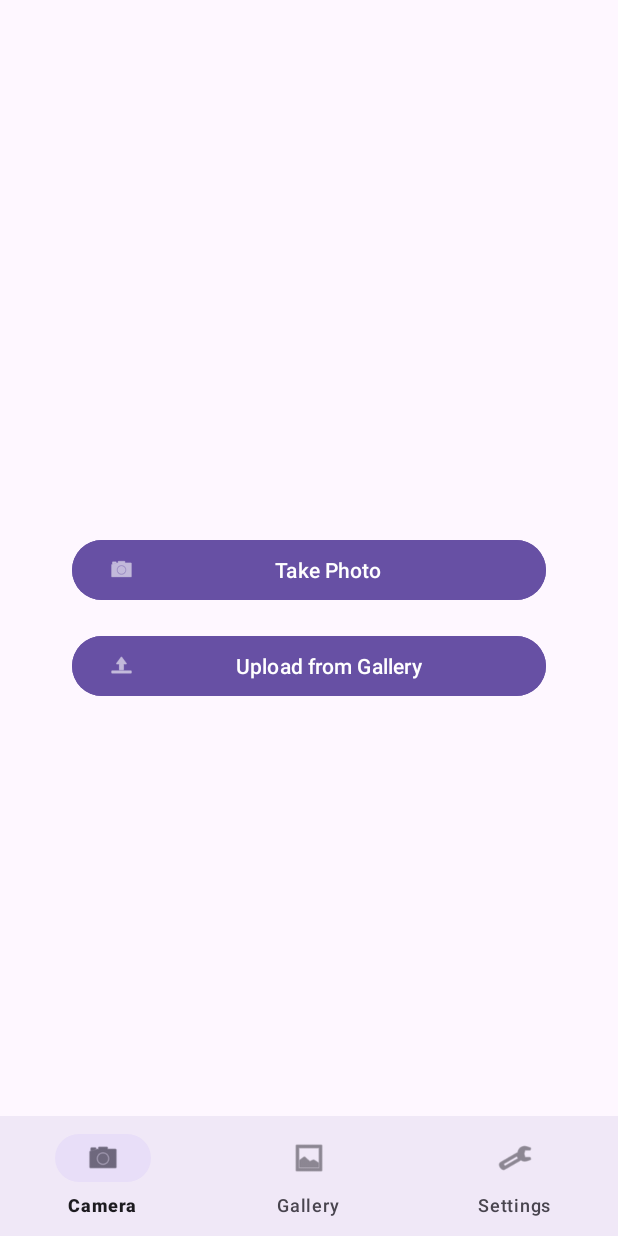
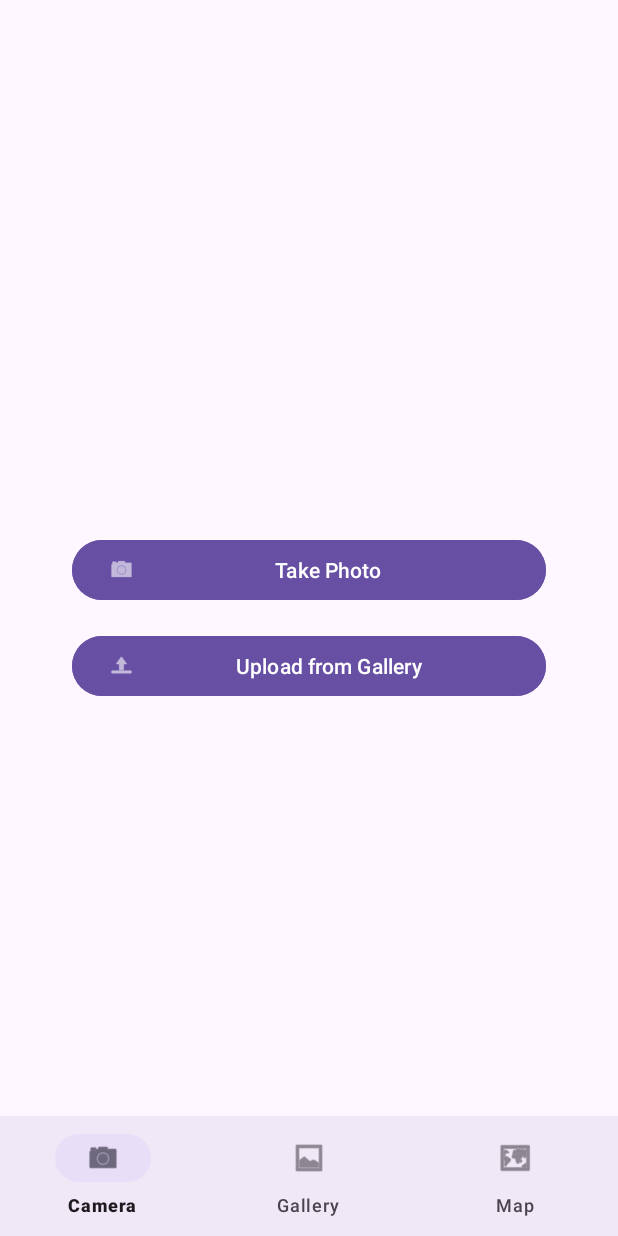
Before and after one commit to SunHorizon/WildlifeTracker, an Android app: the screen it shows after launch (MainActivity), on a phone screen of 412 x 824 dp. Run offline under Robolectric (Android 15) with nearby library versions, the phone set to English and light mode, and no system bars.

```diff
--- a/app/src/main/java/com/example/wildlifetracker/MainActivity.java
+++ b/app/src/main/java/com/example/wildlifetracker/MainActivity.java
@@ -8,6 +8,7 @@ import androidx.fragment.app.Fragment;
 
 import com.example.wildlifetracker.ui.CameraUploadChoiceFragment;
 import com.example.wildlifetracker.ui.GalleryFragment;
+import com.example.wildlifetracker.ui.MapFragment;
 import com.google.android.material.bottomnavigation.BottomNavigationView;
 
 public class MainActivity extends AppCompatActivity {
@@ -34,8 +35,8 @@ public class MainActivity extends AppCompatActivity {
                 selectedFragment = new CameraUploadChoiceFragment();
             } else if (itemId == R.id.nav_gallery) {
                 selectedFragment =  new GalleryFragment();
-            } else if (itemId == R.id.nav_settings) {
-                selectedFragment = null; // Replace with actual fragment
+            } else if (itemId == R.id.nav_map) {
+                selectedFragment = new MapFragment();
             }
 
             if (selectedFragment != null) {
--- a/app/src/main/res/menu/bottom_nav_menu.xml
+++ b/app/src/main/res/menu/bottom_nav_menu.xml
@@ -10,7 +10,7 @@
         android:icon="@android:drawable/ic_menu_gallery"
         android:title="@string/gallery" />
     <item
-        android:id="@+id/nav_settings"
-        android:icon="@android:drawable/ic_menu_preferences"
-        android:title="@string/settings" />
+        android:id="@+id/nav_map"
+        android:icon="@android:drawable/ic_menu_mapmode"
+        android:title="@string/map" />
 </menu>
--- a/app/src/main/res/values/strings.xml
+++ b/app/src/main/res/values/strings.xml
@@ -12,4 +12,5 @@
     <string name="save">Save</string>
     <string name="species">Species</string>
     <string name="delete">Delete</string>
+    <string name="map">Map</string>
 </resources>
```
Also changed, not shown: app/build.gradle (+10 -3 lines), app/src/main/java/com/example/wildlifetracker/ui/ImagePreviewFragment.java (+12 -12 lines), app/src/main/java/com/example/wildlifetracker/ui/MapFragment.java (added, +44 -0 lines), app/src/main/res/layout/fragment_map.xml (added, +12 -0 lines).
